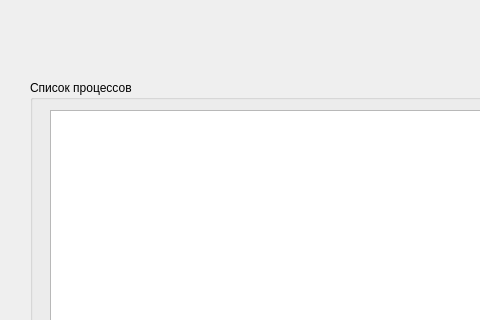
First picture: the form in ui/main_window.ui, repository litolite/kids_filter, before the edit; both pictures show x 0 to 480 and y 0 to 320 of the 1382 by 772 pixel window.
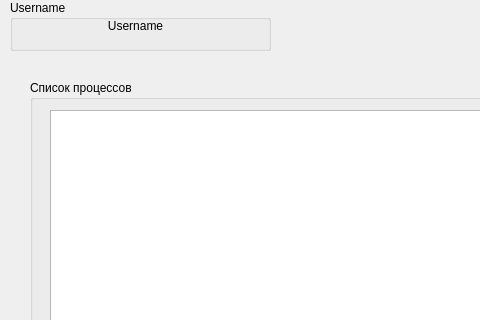
Second picture: the form after the edit.

Commit message: some update in main window ui

```diff
--- a/ui/main_window.ui
+++ b/ui/main_window.ui
@@ -223,6 +223,47 @@
        <height>591</height>
       </rect>
      </property>
+     <property name="editTriggers">
+      <set>QAbstractItemView::NoEditTriggers</set>
+     </property>
+     <property name="selectionMode">
+      <enum>QAbstractItemView::SingleSelection</enum>
+     </property>
+     <property name="selectionBehavior">
+      <enum>QAbstractItemView::SelectRows</enum>
+     </property>
+     <property name="sortingEnabled">
+      <bool>true</bool>
+     </property>
+    </widget>
+   </widget>
+   <widget class="QGroupBox" name="groupBox_3">
+    <property name="geometry">
+     <rect>
+      <x>10</x>
+      <y>0</y>
+      <width>261</width>
+      <height>51</height>
+     </rect>
+    </property>
+    <property name="title">
+     <string>Username</string>
+    </property>
+    <widget class="QLabel" name="label_3">
+     <property name="geometry">
+      <rect>
+       <x>0</x>
+       <y>10</y>
+       <width>251</width>
+       <height>31</height>
+      </rect>
+     </property>
+     <property name="text">
+      <string>Username</string>
+     </property>
+     <property name="alignment">
+      <set>Qt::AlignCenter</set>
+     </property>
     </widget>
    </widget>
   </widget>
```
The commit also changes 1 other file.
